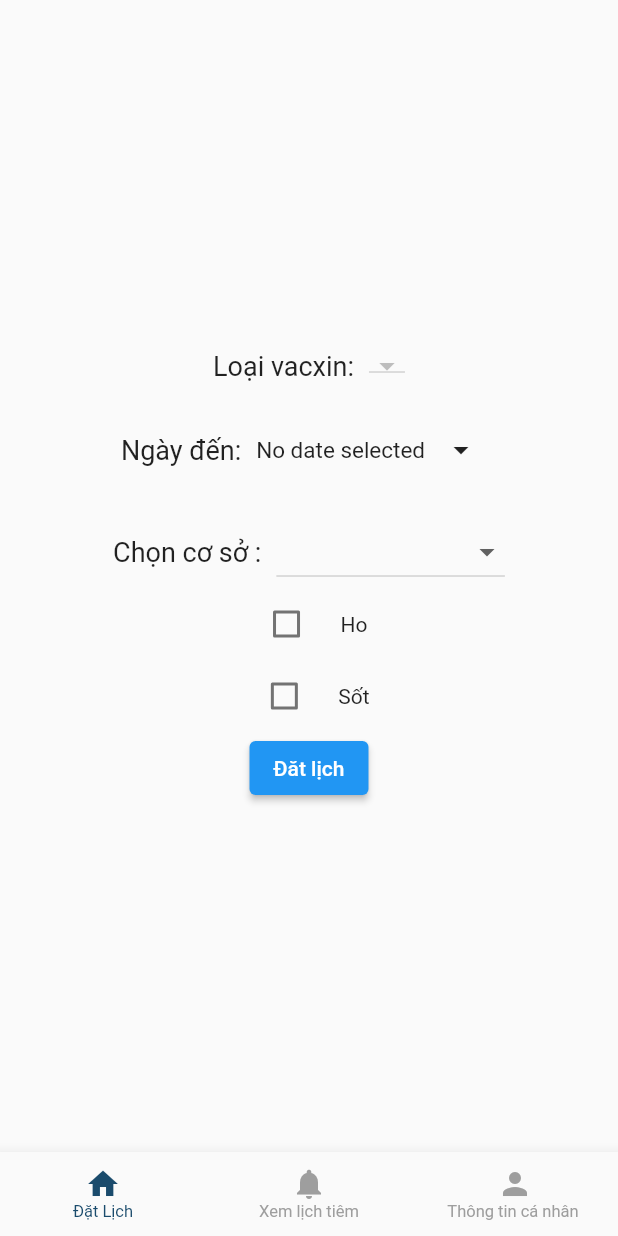
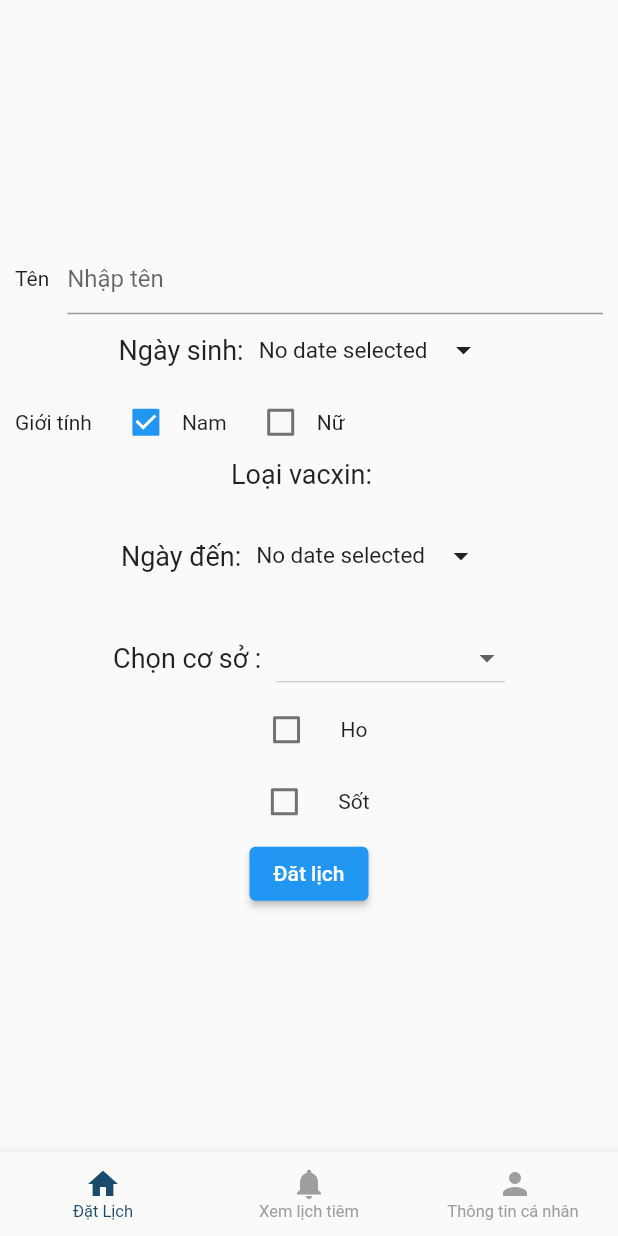
Before and after one commit to Vuhieu12hhd/App_Tiem_chung, a Flutter app: the TabMainScreen screen opened by its route, on a phone screen of 412 x 824 dp. Run offline on Flutter 3.47's test engine with Material 2 defaults, Android fonts, the phone set to English and light mode, and no system bars; our stand-ins replace bloc, dio, equatable, flutter_bloc, hive, hive_flutter and 2 more; missing offline and left inert: loadmore; accounts and stored records are empty; network calls fail.

Commit message:
add text field

```diff
--- a/lib/main.dart
+++ b/lib/main.dart
@@ -95,7 +95,7 @@ class _MyAppState extends State<MyApp> {
       ),
       routes: routes,
       initialRoute: widget.localStorage.token.isEmpty
-          ? LoginPage.routerName
+          ? TabMainScreen.routerName
           : TabMainScreen.routerName,
       debugShowCheckedModeBanner: false,
       home: const LoginPage(),
--- a/lib/screens/home_screen/home_screen.dart
+++ b/lib/screens/home_screen/home_screen.dart
@@ -8,7 +8,6 @@ import 'package:injection_schedule/screens/home_screen/bloc/home_bloc.dart';
 import 'package:injection_schedule/screens/home_screen/models/Booking_model.dart';
 import 'package:injection_schedule/utils/helpers.dart';
 import 'package:intl/intl.dart';
-import '../../secure_storage.dart';
 
 class HomeScreen extends StatefulWidget {
   static const String routerName = 'HomeScreen';
@@ -28,8 +27,15 @@ class _HomeState extends State<HomeScreen> {
 
   @override
   void initState() {
+    super.initState();
     BlocProvider.of<HomeBloc>(context).add(HomeVacxin());
     onGetVaccines();
+  }
+
+  @override
+  void dispose() {
+    name.dispose();
+    super.dispose();
   }
 
   Future<void> onGetVaccines() async {
@@ -58,6 +64,9 @@ class _HomeState extends State<HomeScreen> {
   bool loadFirst = false;
 
   DateTime? selectedDate;
+  DateTime? dob;
+  final name = TextEditingController();
+  bool isMale = true;
   List<String> _optionsAddress = [
     'CS1 - Hà Nội',
     'CS2 - Huế',
@@ -81,7 +90,12 @@ class _HomeState extends State<HomeScreen> {
         "healthSurveyAnswers": [
           {"healthSurveyTemplateId": 1, "choice": isHo ? 1 : 0},
           {"healthSurveyTemplateId": 2, "choice": isSot ? 1 : 0}
-        ]
+        ],
+        "injector_info": {
+          'name': name.text,
+          'dob': getFormattedDateTime(dob.toString()),
+          'gender': isMale ? 'MALE' : 'FEMALE'
+        }
         // 'idKh': SercureStorageApp().GetValueData('id'),
         // 'thoiGian':
         //     '${getFormattedDateTime(selectedDate.toString())}T13:49:24.981Z',
@@ -119,6 +133,21 @@ class _HomeState extends State<HomeScreen> {
     }
   }
 
+  Future<void> _selectDob(BuildContext context) async {
+    final DateTime? pickedDate = await showDatePicker(
+      context: context,
+      initialDate: dob ?? DateTime.now(),
+      firstDate: DateTime(2000),
+      lastDate: DateTime(2100),
+    );
+
+    if (pickedDate != null && pickedDate != dob) {
+      setState(() {
+        dob = pickedDate;
+      });
+    }
+  }
+
   @override
   Widget build(BuildContext context) {
     return Padding(
@@ -127,6 +156,59 @@ class _HomeState extends State<HomeScreen> {
         child: Column(
           mainAxisAlignment: MainAxisAlignment.center,
           children: [
+            Row(
+              children: [
+                Text('Tên'),
+                SizedBox(width: 12),
+                Expanded(
+                  child: TextField(
+                      controller: name,
+                      decoration: InputDecoration(hintText: 'Nhập tên')),
+                ),
+              ],
+            ),
+            Row(
+              crossAxisAlignment: CrossAxisAlignment.center,
+              mainAxisAlignment: MainAxisAlignment.center,
+              children: [
+                const Text(
+                  'Ngày sinh:',
+                  style: TextStyle(fontSize: 18),
+                ),
+                const SizedBox(width: 10),
+                Text(
+                  dob != null ? _formatDate(dob!) : 'No date selected',
+                  style: dob != null
+                      ? const TextStyle(
+                          fontSize: 18, fontWeight: FontWeight.bold)
+                      : const TextStyle(
+                          fontSize: 15, fontWeight: FontWeight.normal),
+                ),
+                IconButton(
+                    onPressed: () => _selectDob(context),
+                    icon: const Icon(Icons.arrow_drop_down_outlined)),
+              ],
+            ),
+            Row(
+              children: [
+                Text('Giới tính'),
+                SizedBox(width: 12),
+                Checkbox(
+                    value: isMale,
+                    onChanged: (value) => setState(() {
+                          isMale = true;
+                        })),
+                Text('Nam'),
+                SizedBox(width: 12),
+                Checkbox(
+                    value: !isMale,
+                    onChanged: (value) => setState(() {
+                          isMale = false;
+                        })),
+                Text('Nữ'),
+                SizedBox(width: 12),
+              ],
+            ),
             Row(mainAxisAlignment: MainAxisAlignment.center, children: [
               const Text(
                 'Loại vacxin:',
@@ -135,20 +217,20 @@ class _HomeState extends State<HomeScreen> {
               const SizedBox(
                 width: 10,
               ),
-              DropdownButton(
-                value: vaccine,
-                items: vaccines.map((Vaccine option) {
-                  return DropdownMenuItem<Vaccine>(
-                    value: option,
-                    child: Text(option.name ?? ''),
-                  );
-                }).toList(),
-                onChanged: (newValue) {
-                  setState(() {
-                    vaccine = newValue!;
-                  });
-                },
-              )
+              // DropdownButton(
+              //   value: vaccine,
+              //   items: vaccines.map((Vaccine option) {
+              //     return DropdownMenuItem<Vaccine>(
+              //       value: option,
+              //       child: Text(option.name ?? ''),
+              //     );
+              //   }).toList(),
+              //   onChanged: (newValue) {
+              //     setState(() {
+              //       vaccine = newValue!;
+              //     });
+              //   },
+              // )
               // BlocBuilder<HomeBloc, HomeState>(
               //   builder: (context, state) {
               //     if (state is HomeError) {
--- a/lib/utils/tab_bar.dart
+++ b/lib/utils/tab_bar.dart
@@ -20,6 +20,7 @@ class _TabMainScreen extends State<TabMainScreen> {
   @override
   Widget build(BuildContext context) {
     return const Scaffold(
+      resizeToAvoidBottomInset: false,
       body: TabBarMain(),
     );
   }
```
